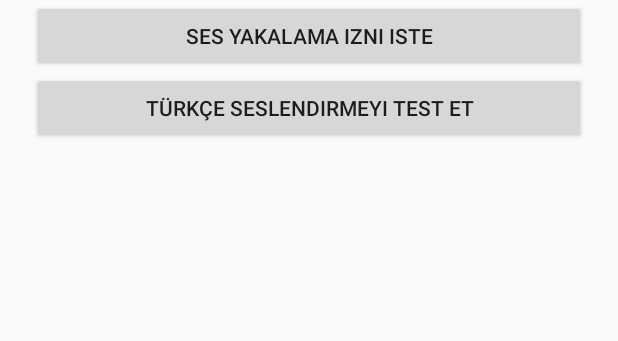
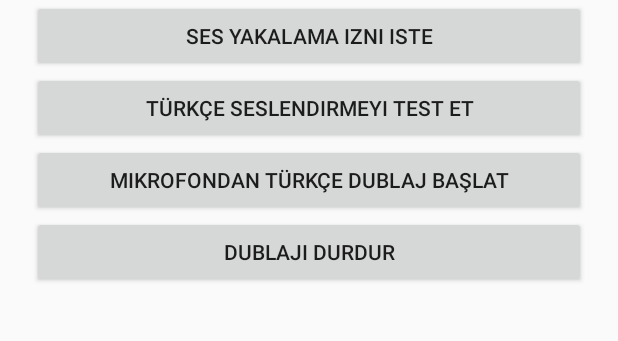
Before and after one commit to mrtatmca1907-alt/Sari-Lacivert-Galeri, an Android app: the screen it shows after launch (MainActivity), on a phone screen of 412 x 824 dp, the part 133-474 px from its top. Run offline under Robolectric (Android 15) with nearby library versions, the light colour scheme and no system bars; libraries missing offline, so code that uses them is left out: com.google.mlkit.nl.

Commit message:
Wire microphone dubbing start and stop controls

```diff
--- a/CanliDublaj/app/src/main/java/com/atmaca/canlidublaj/MainActivity.kt
+++ b/CanliDublaj/app/src/main/java/com/atmaca/canlidublaj/MainActivity.kt
@@ -11,11 +11,13 @@ import android.speech.tts.TextToSpeech
 
 class MainActivity: Activity() {
  private lateinit var speech: TurkishSpeech
+ private lateinit var dubbing: MicrophoneDubbing
  override fun onCreate(savedInstanceState: Bundle?) {
   super.onCreate(savedInstanceState)
   speech=TurkishSpeech(this)
+  dubbing=MicrophoneDubbing(this) { message -> runOnUiThread { findViewById<TextView>(12345)?.text=message } }
   val layout=LinearLayout(this).apply { orientation=LinearLayout.VERTICAL; setPadding(32,64,32,32) }
-  val status=TextView(this).apply { text="ATMACA Canlı Dublaj — prototip. Türkçe ses testi ve ekran yakalama izni."; textSize=18f }
+  val status=TextView(this).apply { id=12345; text="ATMACA Canlı Dublaj — prototip. Türkçe ses testi ve ekran yakalama izni."; textSize=18f }
   val button=Button(this).apply { text="Ses yakalama izni iste"; setOnClickListener {
    val manager=getSystemService(Context.MEDIA_PROJECTION_SERVICE) as MediaProjectionManager
    startActivityForResult(manager.createScreenCaptureIntent(),100)
@@ -24,7 +26,13 @@ class MainActivity: Activity() {
    val ok=speech.speak("ATMACA Türkçe seslendirme testi")
    status.text=if(ok) "Türkçe seslendirme başlatıldı" else "Türkçe ses motoru henüz hazır değil"
   } }
-  layout.addView(status);layout.addView(button);layout.addView(test);setContentView(layout)
+  val start=Button(this).apply { text="Mikrofondan Türkçe dublaj başlat";setOnClickListener {
+   if(checkSelfPermission(android.Manifest.permission.RECORD_AUDIO)!=android.content.pm.PackageManager.PERMISSION_GRANTED)
+    requestPermissions(arrayOf(android.Manifest.permission.RECORD_AUDIO),200)
+   else dubbing.start()
+  } }
+  val stop=Button(this).apply { text="Dublajı durdur";setOnClickListener { dubbing.stop() } }
+  layout.addView(status);layout.addView(button);layout.addView(test);layout.addView(start);layout.addView(stop);setContentView(layout)
  }
  override fun onActivityResult(requestCode:Int,resultCode:Int,data:Intent?) {
   super.onActivityResult(requestCode,resultCode,data)
@@ -38,5 +46,6 @@ class MainActivity: Activity() {
    } else android.widget.Toast.makeText(this,"İzin verilmedi",android.widget.Toast.LENGTH_LONG).show()
   }
  }
- override fun onDestroy(){speech.release();super.onDestroy()}
+ override fun onRequestPermissionsResult(requestCode:Int,permissions:Array<out String>,grantResults:IntArray) { super.onRequestPermissionsResult(requestCode,permissions,grantResults);if(requestCode==200 && grantResults.firstOrNull()==android.content.pm.PackageManager.PERMISSION_GRANTED)dubbing.start() }
+ override fun onDestroy(){dubbing.release();speech.release();super.onDestroy()}
 }
```
